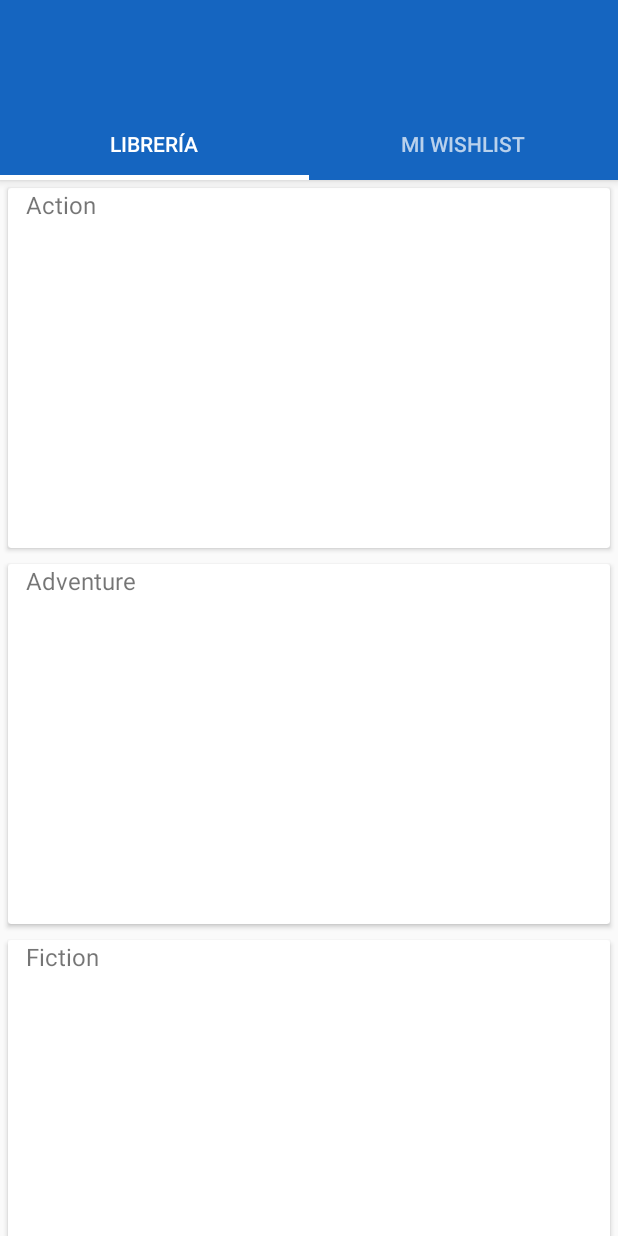
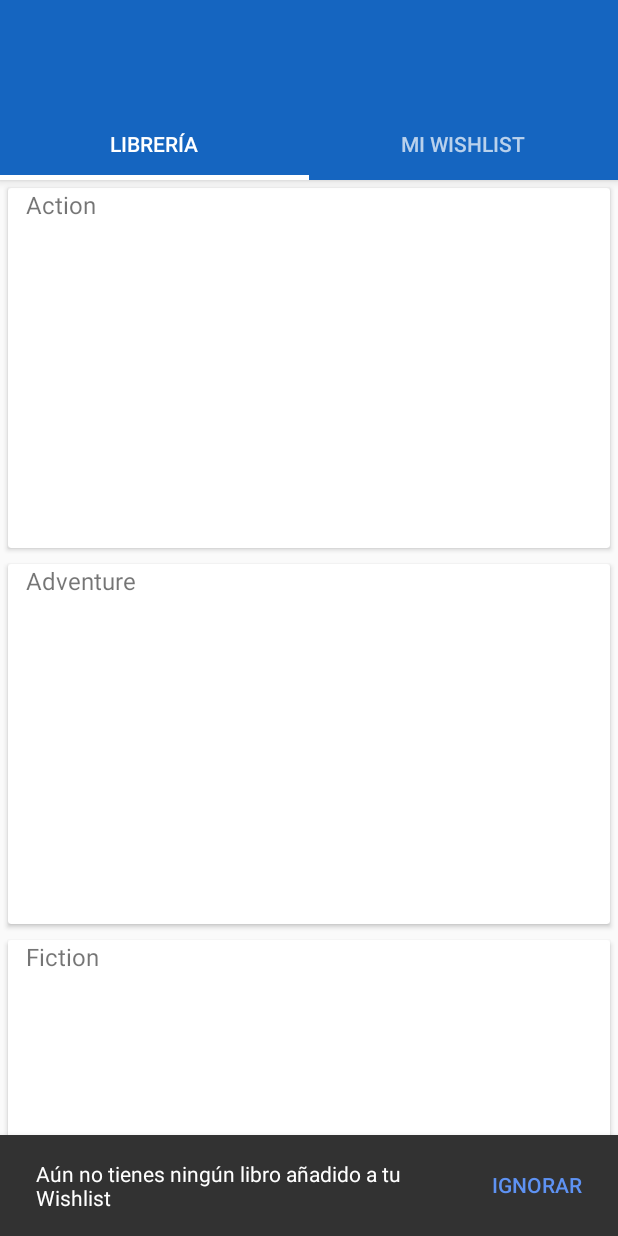
Before and after one commit to dementedapple5/SalleLibrary, an Android app: the screen it shows after launch once a user with an empty profile is signed in (TabbedActivity), after a tap on "Buscar", on a phone screen of 412 x 824 dp. Run offline under Robolectric (Android 15) with nearby library versions, the phone set to English and light mode, and no system bars; our stand-ins replace Firebase (no records; nobody signed in at launch, a user with empty details on screens opened directly); 3 statements that could not run were skipped.

Commit message:
Books added in SharedPreferences

```diff
--- a/app/src/main/java/com/example/dementedapple5/sallelibrary/mainmenu/TabbedActivity.kt
+++ b/app/src/main/java/com/example/dementedapple5/sallelibrary/mainmenu/TabbedActivity.kt
@@ -227,9 +227,6 @@ class TabbedActivity : AppCompatActivity(), LoaderManager.LoaderCallbacks<String
             book = Book(title, author, releaseDate, publisher, genre, numPages, description, img)
 
             mBookArray.add(book)
-//            book = Book(title, author, img)
-//            mBookArray.add(book)
-
         }
     }
 
--- a/app/src/main/java/com/example/dementedapple5/sallelibrary/mainmenu/fragments/WishlistFragment.kt
+++ b/app/src/main/java/com/example/dementedapple5/sallelibrary/mainmenu/fragments/WishlistFragment.kt
@@ -3,18 +3,21 @@ package com.example.dementedapple5.sallelibrary.mainmenu.fragments
 import android.content.Context
 import android.net.Uri
 import android.os.Bundle
+import android.support.design.widget.Snackbar
 import android.support.v4.app.Fragment
 import android.support.v7.widget.GridLayoutManager
 import android.support.v7.widget.LinearLayoutManager
 import android.view.LayoutInflater
 import android.view.View
 import android.view.ViewGroup
+import android.widget.Toast
 
 import com.example.dementedapple5.sallelibrary.R
 import com.example.dementedapple5.sallelibrary.mainmenu.adapters.BookShelfAdapter
 import com.example.dementedapple5.sallelibrary.mainmenu.adapters.FavBookAdapter
 import com.example.dementedapple5.sallelibrary.model.Book
 import com.example.dementedapple5.sallelibrary.model.BookShelf
+import com.example.dementedapple5.sallelibrary.model.SharedPreference
 import kotlinx.android.synthetic.main.fragment_main_page.*
 import kotlinx.android.synthetic.main.fragment_wishlist.*
 
@@ -27,35 +30,37 @@ class WishlistFragment : Fragment() {
         return inflater!!.inflate(R.layout.fragment_wishlist, container, false)
     }
 
+    override fun setUserVisibleHint(isVisibleToUser: Boolean) {
+        super.setUserVisibleHint(isVisibleToUser)
+
+        if (isVisibleToUser) {
+            val sharedPreference = SharedPreference()
+            val booksInWishlist: ArrayList<Book>? = sharedPreference.getBooksInWishlist(activity)
+
+            if (booksInWishlist == null) {
+                val noBooksMessage = Snackbar.make(activity.findViewById(R.id.gridlayout), "Aún no tienes ningún libro añadido a tu Wishlist", Snackbar.LENGTH_INDEFINITE)
+
+                noBooksMessage.setAction(R.string.snackbar_ignore, object: View.OnClickListener {
+                    override fun onClick(view: View?) {
+                        noBooksMessage.dismiss()
+                    }
+                })
+
+                noBooksMessage.show()
+            } else {
+                val mAdapter = FavBookAdapter(booksInWishlist)
+                wishlist_recycler.adapter = mAdapter
+            }
+        }
+    }
+
     override fun onActivityCreated(savedInstanceState: Bundle?) {
         super.onActivityCreated(savedInstanceState)
-
-        val mArrayColor: ArrayList<Int> = ArrayList()
-
-        mArrayColor.add(R.color.material_blue_grey_800)
-        mArrayColor.add(R.color.material_deep_teal_200)
-        mArrayColor.add(R.color.material_grey_100)
-        mArrayColor.add(R.color.colorPrimary)
-        mArrayColor.add(R.color.colorAccent)
-        mArrayColor.add(R.color.colorPrimaryDark)
-
-        val mFavBookArray = ArrayList<Book>()
-
-//        mFavBookArray.add(Book("Harry Potter", 5.0f, mArrayColor[0]))
-//        mFavBookArray.add(Book("Lord of the Rings", 7.55f, mArrayColor[1]))
-//        mFavBookArray.add(Book("Game of Thrones", 6.99f, mArrayColor[2]))
-//        mFavBookArray.add(Book("Frankestain", 5.99f, mArrayColor[3]))
-//        mFavBookArray.add(Book("Avengers", 5.33f, mArrayColor[4]))
-//        mFavBookArray.add(Book("Superman", 8.44f, mArrayColor[5]))
 
         wishlist_recycler.setHasFixedSize(true)
 
         val mLayoutManager = GridLayoutManager(activity.applicationContext, 2, GridLayoutManager.VERTICAL, false)
         wishlist_recycler.layoutManager = mLayoutManager
-
-        val mAdapter = FavBookAdapter(mFavBookArray)
-        wishlist_recycler.adapter = mAdapter
-
     }
 
     override fun onAttach(context: Context?) {
--- a/app/src/main/java/com/example/dementedapple5/sallelibrary/model/SharedPreference.kt
+++ b/app/src/main/java/com/example/dementedapple5/sallelibrary/model/SharedPreference.kt
@@ -32,8 +32,11 @@ class SharedPreference() {
     fun addToWishlist(context: Context, book: Book) {
         var booksInWishlist: ArrayList<Book>? = getBooksInWishlist(context)
 
-        if (booksInWishlist!!.isEmpty()) {
+        if (booksInWishlist == null) {
             booksInWishlist = ArrayList<Book>()
+            booksInWishlist.add(book)
+            persistentWishlist(context, booksInWishlist)
+        } else {
             booksInWishlist.add(book)
             persistentWishlist(context, booksInWishlist)
         }
--- a/app/src/main/res/layout/fragment_wishlist.xml
+++ b/app/src/main/res/layout/fragment_wishlist.xml
@@ -1,5 +1,6 @@
 <GridLayout xmlns:android="http://schemas.android.com/apk/res/android"
     xmlns:tools="http://schemas.android.com/tools"
+    android:id="@+id/gridlayout"
     android:layout_width="match_parent"
     android:layout_height="match_parent"
     tools:context="com.example.dementedapple5.sallelibrary.mainmenu.fragments.WishlistFragment">
--- a/app/src/main/res/values/strings.xml
+++ b/app/src/main/res/values/strings.xml
@@ -14,6 +14,7 @@
     <string name="logout_confirmation">Estás seguro/a de que quieres cerrar sesión?</string>
     <string name="logout_ok">OK</string>
     <string name="logout_cancel">Cancelar</string>
+    <string name="snackbar_ignore">Ignorar</string>
 
     <string name="title_activity_tabbed">TabbedActivity</string>
 
```
Also changed, not shown: app/src/main/java/com/example/dementedapple5/sallelibrary/bookpage/activities/BookPage.kt (+10 -1 lines).
